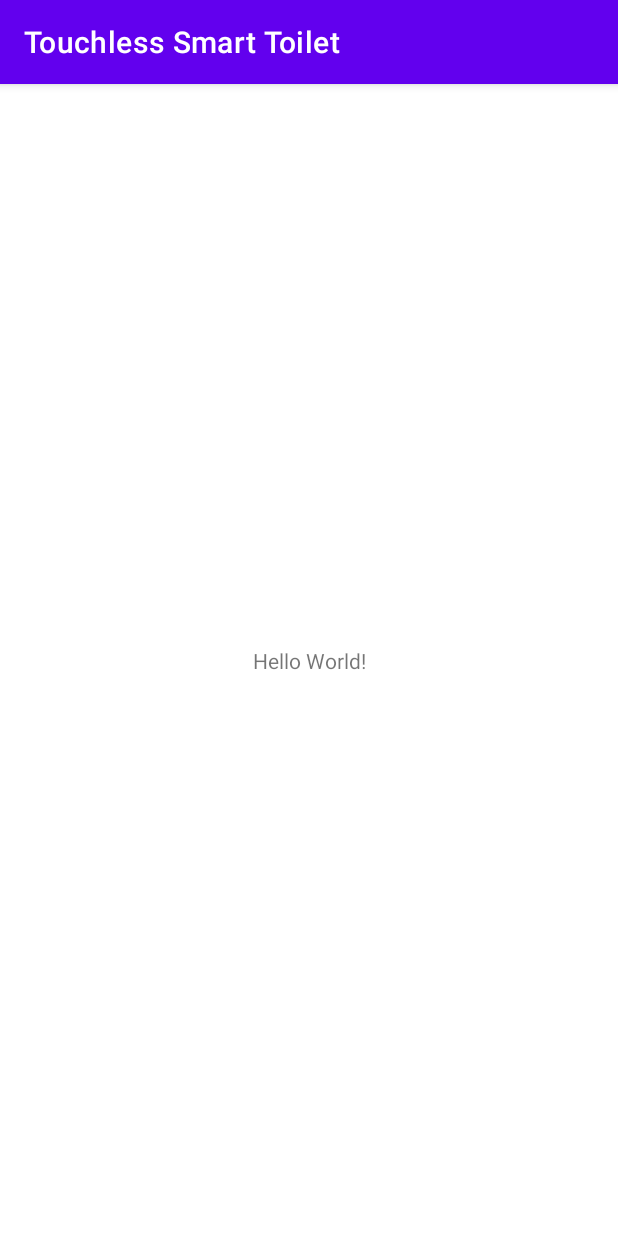
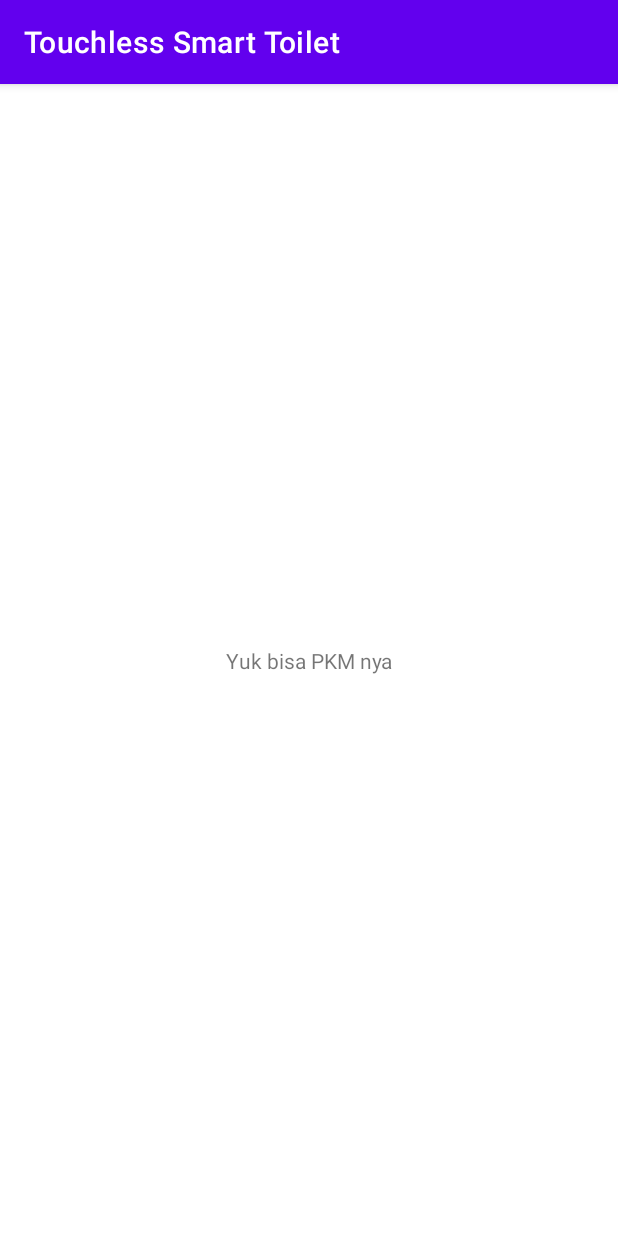
Before and after one commit to Nanosatellite-Lab/pkm-2022, an Android app: the screen it shows after launch (MainActivity), on a phone screen of 412 x 824 dp. Run offline under Robolectric (Android 15) with nearby library versions, the phone set to English and light mode, and no system bars.

Commit message:
Initializing project

```diff
--- a/app/app/src/main/res/layout/activity_main.xml
+++ b/app/app/src/main/res/layout/activity_main.xml
@@ -9,7 +9,7 @@
     <TextView
         android:layout_width="wrap_content"
         android:layout_height="wrap_content"
-        android:text="Hello World!"
+        android:text="Yuk bisa PKM nya"
         app:layout_constraintBottom_toBottomOf="parent"
         app:layout_constraintEnd_toEndOf="parent"
         app:layout_constraintStart_toStartOf="parent"
```
